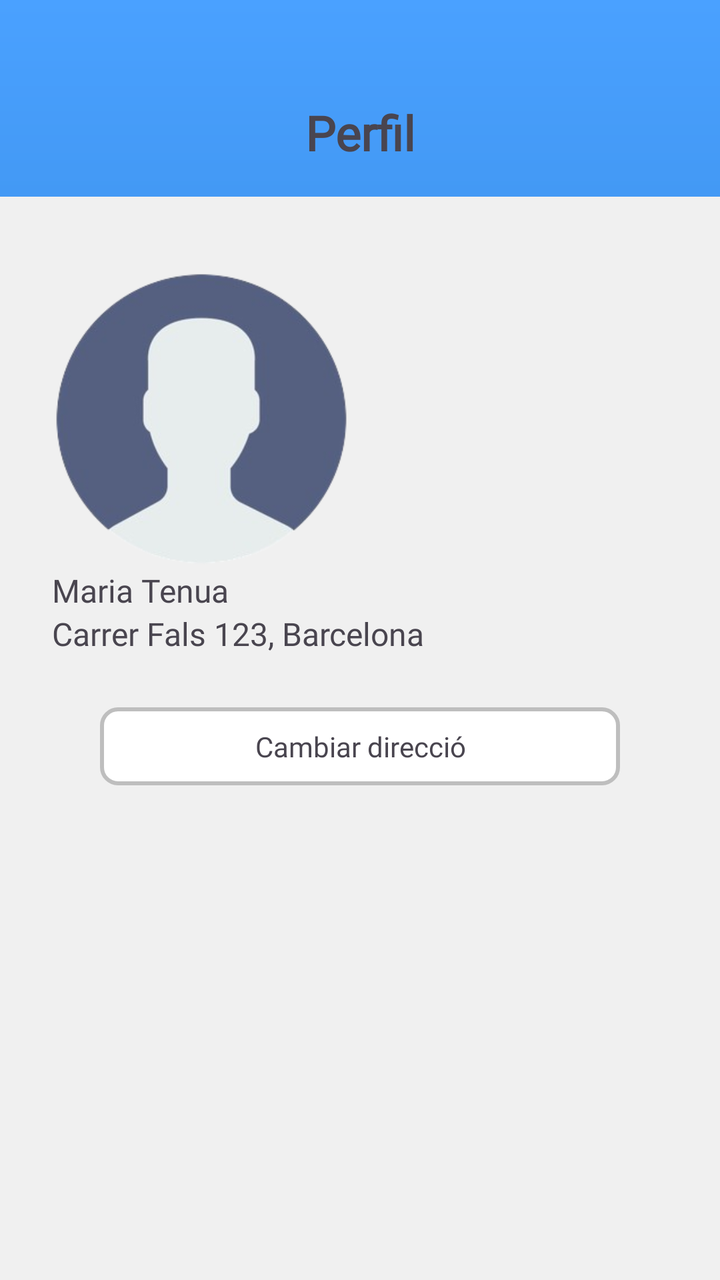
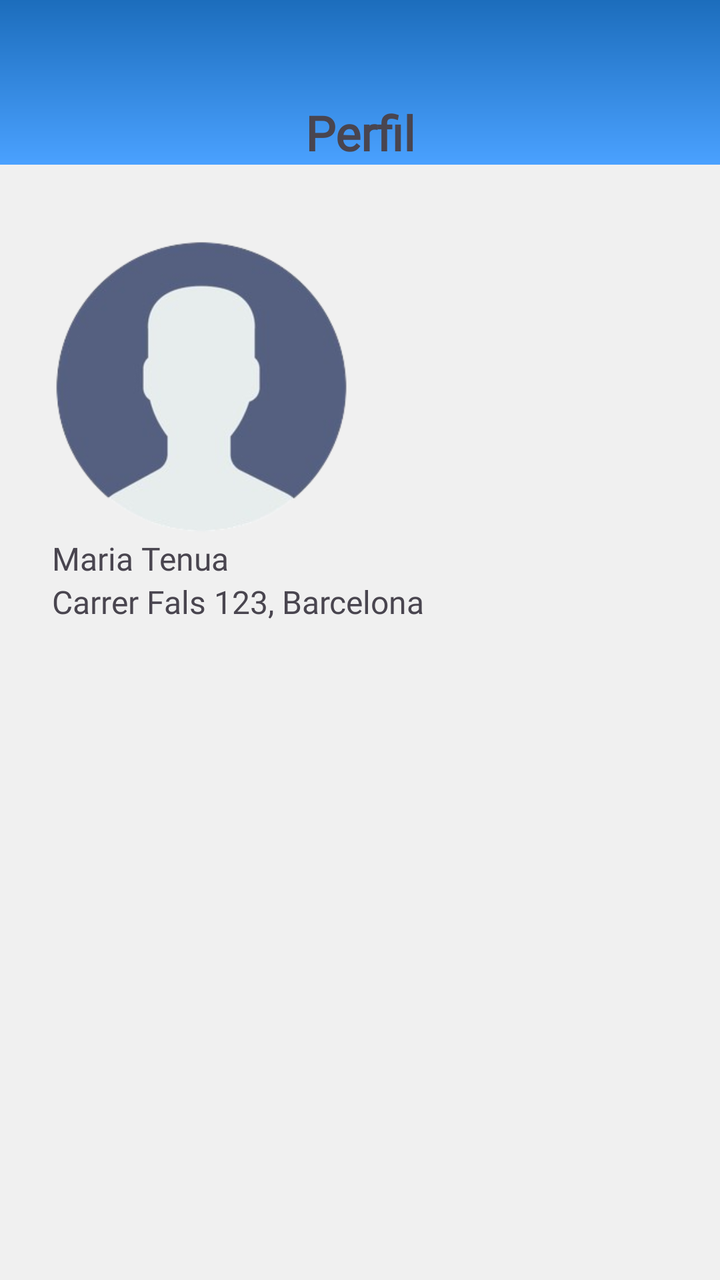

Before-and-after screenshots of an Android layout around one commit, followed by the original layout XML and the change that was made.
<!-- AndroidManifest.xml: application theme Theme.Plustrack_android -->
<!-- res/layout/perfil_fragment.xml -->
<?xml version="1.0" encoding="utf-8"?>
<androidx.constraintlayout.widget.ConstraintLayout xmlns:android="http://schemas.android.com/apk/res/android"
    xmlns:app="http://schemas.android.com/apk/res-auto"
    android:layout_width="match_parent"
    android:layout_height="match_parent"
    android:background="@drawable/gradient_color">

    <TextView
        android:id="@+id/titol_fragment"
        android:layout_width="wrap_content"
        android:layout_height="wrap_content"
        android:layout_marginTop="50dp"
        android:text="@string/Perfil"
        android:fontFamily="@font/jost_bold"
        android:textSize="24dp"
        android:textStyle="bold"
        app:layout_constraintStart_toStartOf="parent"
        app:layout_constraintEnd_toEndOf="parent"
        app:layout_constraintTop_toTopOf="parent" />


        <View
            android:id="@+id/cuadradoBlanco"
            android:layout_width="0dp"
            android:layout_height="0dp"
            android:layout_marginTop="16dp"
            android:background="#F0F0F0"
            app:layout_constraintTop_toBottomOf="@+id/titol_fragment"
            app:layout_constraintBottom_toBottomOf="parent"
            app:layout_constraintStart_toStartOf="parent"
            app:layout_constraintEnd_toEndOf="parent" />

    <ImageView
        android:id="@+id/imatge_avatar"
        android:layout_width="150dp"
        android:layout_height="150dp"
        android:layout_marginTop="36dp"
        android:layout_marginStart="26dp"
        android:src="@drawable/avatar"
        app:layout_constraintTop_toTopOf="@+id/cuadradoBlanco"
        app:layout_constraintStart_toStartOf="@+id/cuadradoBlanco"/>

    <TextView
        android:id="@+id/nom_usuari"
        android:layout_width="wrap_content"
        android:layout_height="wrap_content"
        android:text="Maria Tenua"
        android:fontFamily="@font/jost_bold"
        android:textSize="16dp"
        app:layout_constraintTop_toBottomOf="@+id/imatge_avatar"
        app:layout_constraintStart_toStartOf="@+id/imatge_avatar"/>

    <TextView
        android:id="@+id/direccio_usuari"
        android:layout_width="wrap_content"
        android:layout_height="wrap_content"
        android:text="Carrer Fals 123, Barcelona"
        android:fontFamily="@font/jost_bold"
        android:textSize="16dp"
        app:layout_constraintTop_toBottomOf="@+id/nom_usuari"
        app:layout_constraintStart_toStartOf="@+id/imatge_avatar"/>

    <LinearLayout
        android:id="@+id/llUsuari"
        android:layout_width="260dp"
        android:layout_height="wrap_content"
        android:layout_marginTop="26dp"
        android:background="@drawable/border_top_bottom_white"
        android:orientation="vertical"
        app:layout_constraintStart_toStartOf="parent"
        app:layout_constraintTop_toBottomOf="@+id/direccio_usuari"
        app:layout_constraintEnd_toEndOf="parent">

    <LinearLayout
        android:id="@+id/cambiar_direccio"
        android:layout_width="260dp"
        android:layout_height="wrap_content"
        android:clickable="true"
        android:focusable="true"
        android:fontFamily="@font/jost_regular"
        android:gravity="center"
        android:padding="10dp"
        app:layout_constraintStart_toStartOf="parent"
        app:layout_constraintTop_toTopOf="@+id/llUsuari"
        app:layout_constraintEnd_toEndOf="parent">

        <TextView
            android:layout_width="wrap_content"
            android:layout_height="wrap_content"
            android:text="@string/Cambiar_direccion"
            android:fontFamily="@font/jost_regular"
            android:gravity="center"/>

    </LinearLayout>

    </LinearLayout>




</androidx.constraintlayout.widget.ConstraintLayout>
<!-- resources referenced by this layout -->
<resources>
  <!-- drawable avatar: png bitmap (drawable, 34807 bytes) -->
  <!-- drawable border_top_bottom_white (drawable) -->
  <?xml version="1.0" encoding="utf-8"?>
  <layer-list xmlns:android="http://schemas.android.com/apk/res/android">
  
      <item
          android:right="2dp"
          android:left="2dp"
          android:top="2dp"
          android:bottom="2dp">
          <shape
              android:shape="rectangle">
              <solid android:color="#10000000"/>
              <corners android:radius="8dp"/>
          </shape>
      </item>
  
      <item>
          <shape
              android:shape="rectangle">
              <solid android:color="#FFFFFF"/>
              <stroke android:width="2dp" android:color="#BEBEBE"/>
              <corners android:radius="8dp"/>
          </shape>
      </item>
  </layer-list>
  <!-- drawable gradient_color (drawable) -->
  <?xml version="1.0" encoding="utf-8"?>
  <layer-list xmlns:android="http://schemas.android.com/apk/res/android">
      <item>
          <shape android:shape="rectangle">
              <gradient
                  android:angle="270"
                  android:startColor="#4AA1FF"
                  android:endColor="#1C6DBC"
                  android:type="linear"/>
          </shape>
      </item>
  </layer-list>
  <string name="Cambiar_direccion">Cambiar direcció</string>
  <string name="Perfil">Perfil</string>
  <style name="Theme.Plustrack_android" parent="Base.Theme.Plustrack_android" />
  <style name="Base.Theme.Plustrack_android" parent="Theme.Material3.DayNight.NoActionBar">
          
          
      </style>
</resources>

<!-- the commit's change to res/layout/perfil_fragment.xml (unified diff, before → after) -->
@@ -3,7 +3,17 @@
     xmlns:app="http://schemas.android.com/apk/res-auto"
     android:layout_width="match_parent"
     android:layout_height="match_parent"
-    android:background="@drawable/gradient_color">
+    android:background="#F0F0F0">
+
+    <View
+        android:id="@+id/cuadrat_blanc"
+        android:layout_width="0dp"
+        android:layout_height="0dp"
+        android:background="@drawable/gradient_color"
+        app:layout_constraintTop_toTopOf="parent"
+        app:layout_constraintBottom_toBottomOf="@+id/titol_fragment"
+        app:layout_constraintStart_toStartOf="parent"
+        app:layout_constraintEnd_toEndOf="parent"/>
 
     <TextView
         android:id="@+id/titol_fragment"
@@ -16,19 +26,7 @@
         android:textStyle="bold"
         app:layout_constraintStart_toStartOf="parent"
         app:layout_constraintEnd_toEndOf="parent"
-        app:layout_constraintTop_toTopOf="parent" />
-
-
-        <View
-            android:id="@+id/cuadradoBlanco"
-            android:layout_width="0dp"
-            android:layout_height="0dp"
-            android:layout_marginTop="16dp"
-            android:background="#F0F0F0"
-            app:layout_constraintTop_toBottomOf="@+id/titol_fragment"
-            app:layout_constraintBottom_toBottomOf="parent"
-            app:layout_constraintStart_toStartOf="parent"
-            app:layout_constraintEnd_toEndOf="parent" />
+        app:layout_constraintTop_toTopOf="parent"/>
 
     <ImageView
         android:id="@+id/imatge_avatar"
@@ -37,8 +35,8 @@
         android:layout_marginTop="36dp"
         android:layout_marginStart="26dp"
         android:src="@drawable/avatar"
-        app:layout_constraintTop_toTopOf="@+id/cuadradoBlanco"
-        app:layout_constraintStart_toStartOf="@+id/cuadradoBlanco"/>
+        app:layout_constraintTop_toBottomOf="@+id/cuadrat_blanc"
+        app:layout_constraintStart_toStartOf="@+id/cuadrat_blanc"/>
 
     <TextView
         android:id="@+id/nom_usuari"
@@ -59,43 +57,4 @@
         android:textSize="16dp"
         app:layout_constraintTop_toBottomOf="@+id/nom_usuari"
         app:layout_constraintStart_toStartOf="@+id/imatge_avatar"/>
-
-    <LinearLayout
-        android:id="@+id/llUsuari"
-        android:layout_width="260dp"
-        android:layout_height="wrap_content"
-        android:layout_marginTop="26dp"
-        android:background="@drawable/border_top_bottom_white"
-        android:orientation="vertical"
-        app:layout_constraintStart_toStartOf="parent"
-        app:layout_constraintTop_toBottomOf="@+id/direccio_usuari"
-        app:layout_constraintEnd_toEndOf="parent">
-
-    <LinearLayout
-        android:id="@+id/cambiar_direccio"
-        android:layout_width="260dp"
-        android:layout_height="wrap_content"
-        android:clickable="true"
-        android:focusable="true"
-        android:fontFamily="@font/jost_regular"
-        android:gravity="center"
-        android:padding="10dp"
-        app:layout_constraintStart_toStartOf="parent"
-        app:layout_constraintTop_toTopOf="@+id/llUsuari"
-        app:layout_constraintEnd_toEndOf="parent">
-
-        <TextView
-            android:layout_width="wrap_content"
-            android:layout_height="wrap_content"
-            android:text="@string/Cambiar_direccion"
-            android:fontFamily="@font/jost_regular"
-            android:gravity="center"/>
-
-    </LinearLayout>
-
-    </LinearLayout>
-
-
-
-
 </androidx.constraintlayout.widget.ConstraintLayout>
<!-- resource entries referenced after the edit -->
@@ -1,31 +1,6 @@
 <!-- resources referenced by this layout -->
 <resources>
   <!-- drawable avatar: png bitmap (drawable, 34807 bytes) -->
-  <!-- drawable border_top_bottom_white (drawable) -->
-  <?xml version="1.0" encoding="utf-8"?>
-  <layer-list xmlns:android="http://schemas.android.com/apk/res/android">
-  
-      <item
-          android:right="2dp"
-          android:left="2dp"
-          android:top="2dp"
-          android:bottom="2dp">
-          <shape
-              android:shape="rectangle">
-              <solid android:color="#10000000"/>
-              <corners android:radius="8dp"/>
-          </shape>
-      </item>
-  
-      <item>
-          <shape
-              android:shape="rectangle">
-              <solid android:color="#FFFFFF"/>
-              <stroke android:width="2dp" android:color="#BEBEBE"/>
-              <corners android:radius="8dp"/>
-          </shape>
-      </item>
-  </layer-list>
   <!-- drawable gradient_color (drawable) -->
   <?xml version="1.0" encoding="utf-8"?>
   <layer-list xmlns:android="http://schemas.android.com/apk/res/android">
@@ -33,13 +8,12 @@
           <shape android:shape="rectangle">
               <gradient
                   android:angle="270"
-                  android:startColor="#4AA1FF"
-                  android:endColor="#1C6DBC"
+                  android:startColor="#1C6DBC"
+                  android:endColor="#4AA1FF"
                   android:type="linear"/>
           </shape>
       </item>
   </layer-list>
-  <string name="Cambiar_direccion">Cambiar direcció</string>
   <string name="Perfil">Perfil</string>
   <style name="Theme.Plustrack_android" parent="Base.Theme.Plustrack_android" />
   <style name="Base.Theme.Plustrack_android" parent="Theme.Material3.DayNight.NoActionBar">
